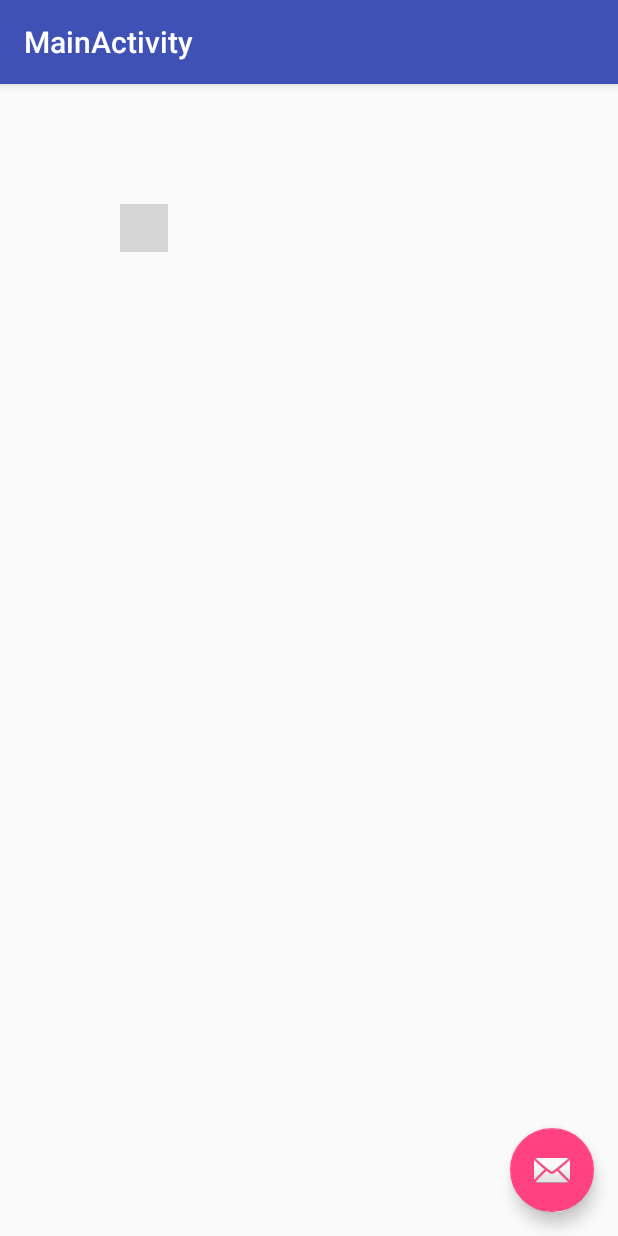
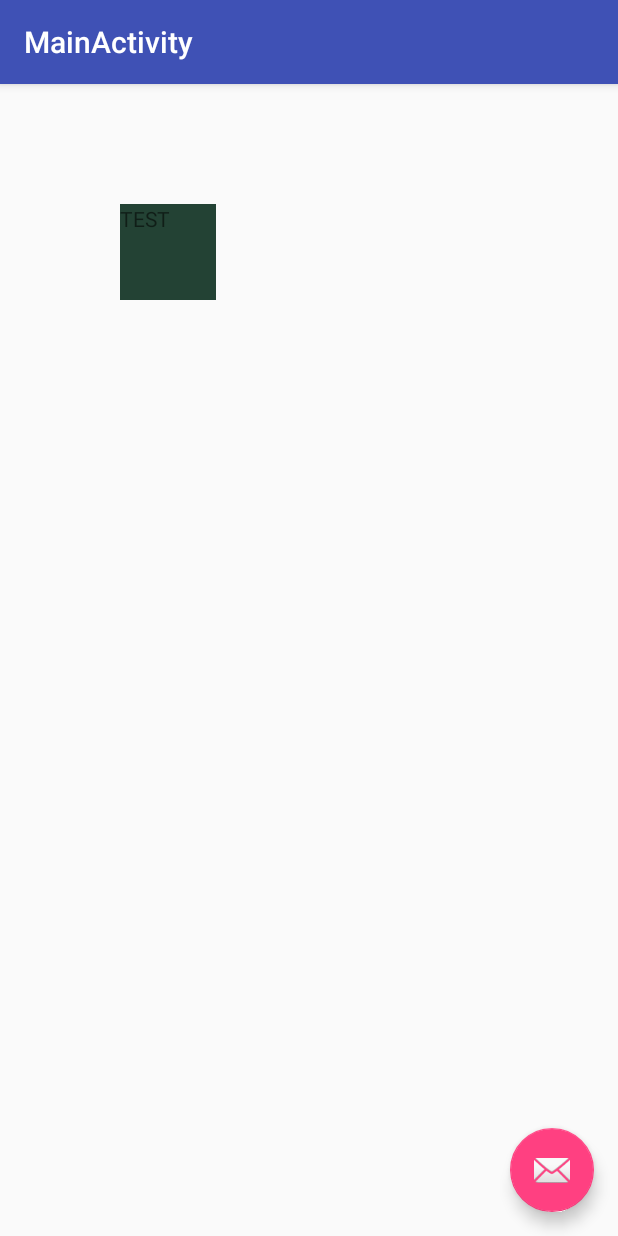
Before and after one commit to rickgit/AndroidTouchAnalyse, an Android app: the screen it shows after launch (MainActivity), on a phone screen of 412 x 824 dp. Run offline under Robolectric (Android 15) with nearby library versions, the phone set to English and light mode, and no system bars; grey boxes are pictures that could not be loaded.

Commit message:
1.移动界面后，布局文件响应的调整 2.baseApplication初始化数据 3.BaseActivity判断是否应用是否被系统回收，关闭系统

```diff
--- a/app/src/main/AndroidManifest.xml
+++ b/app/src/main/AndroidManifest.xml
@@ -7,6 +7,7 @@
         android:icon="@mipmap/ic_launcher"
         android:label="@string/app_name"
         android:supportsRtl="true"
+        android:name=".config.BaseApplication"
         android:theme="@style/AppTheme">
         <activity
             android:name=".MainActivity"
--- a/app/src/main/res/layout/content_main.xml
+++ b/app/src/main/res/layout/content_main.xml
@@ -1,5 +1,5 @@
 <?xml version="1.0" encoding="utf-8"?>
-<edu.ptu.androidtouchanalyse.TouchFrameLayout xmlns:android="http://schemas.android.com/apk/res/android"
+<edu.ptu.androidtouchanalyse.view.TouchFrameLayout xmlns:android="http://schemas.android.com/apk/res/android"
     xmlns:app="http://schemas.android.com/apk/res-auto"
     xmlns:tools="http://schemas.android.com/tools"
     android:layout_width="match_parent"
@@ -12,7 +12,7 @@
     tools:context="edu.ptu.androidtouchanalyse.MainActivity"
     tools:showIn="@layout/activity_main">
 
-    <edu.ptu.androidtouchanalyse.TouchTextView
+    <edu.ptu.androidtouchanalyse.view.TouchTextView
         android:id="@+id/touch_tv"
         android:layout_width="wrap_content"
         android:layout_height="wrap_content"
@@ -22,4 +22,4 @@
         android:minWidth="64dp"
         android:text="TEST" />
 
-</edu.ptu.androidtouchanalyse.TouchFrameLayout>
+</edu.ptu.androidtouchanalyse.view.TouchFrameLayout>
```
